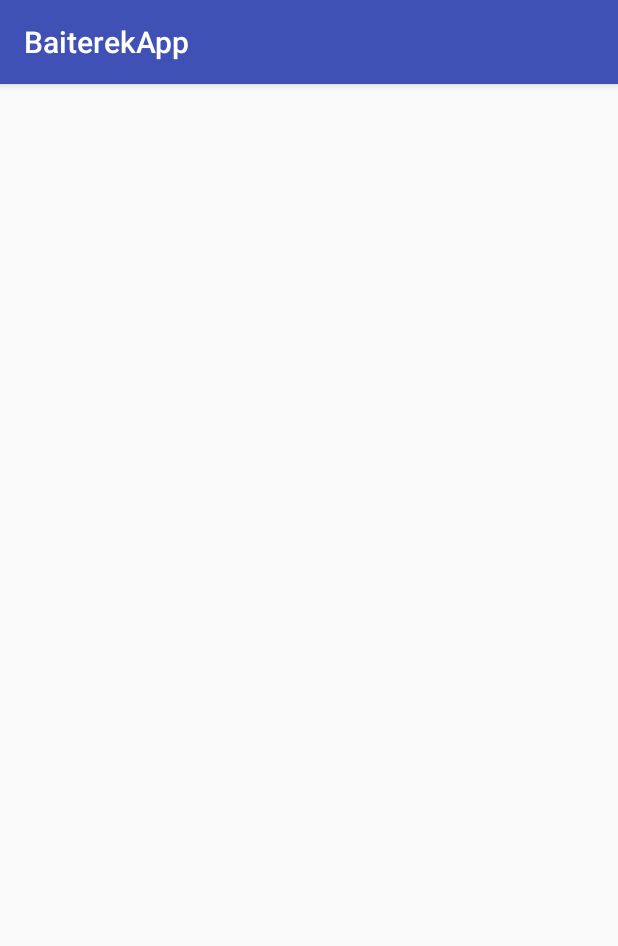
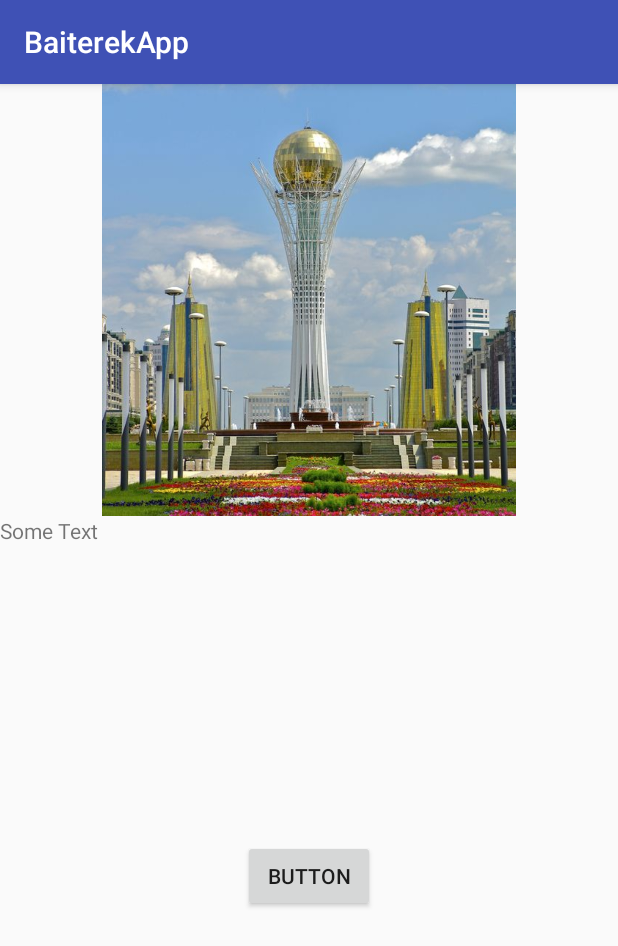
Before and after one commit to strigePC/baiterek-app, an Android app: the DescriptionActivity screen opened directly, with no data from a screen before it, on a phone screen of 412 x 824 dp. Shown: the top 946 px of the screen. Run offline under Robolectric (Android 15) with nearby library versions, the phone set to English and light mode, and no system bars.

Commit message:
Update Description Activity Fix bug with 'No static method getFont'

```diff
--- /dev/null
+++ b/app/src/main/java/com/example/strig/baiterekapp/GalleryFragment.java
@@ -0,0 +1,37 @@
+package com.example.strig.baiterekapp;
+
+
+import android.os.Bundle;
+import android.support.v4.app.Fragment;
+import android.view.LayoutInflater;
+import android.view.View;
+import android.view.ViewGroup;
+import android.widget.ImageView;
+
+public class GalleryFragment extends Fragment {
+
+    ImageView image;
+
+    public GalleryFragment() {
+        // Required empty public constructor
+    }
+
+
+    @Override
+    public View onCreateView(LayoutInflater inflater, ViewGroup container,
+                             Bundle savedInstanceState) {
+        return inflater.inflate(R.layout.fragment_gallery, container, false);
+    }
+
+    @Override
+    public void onStart() {
+        super.onStart();
+
+        View view = getView();
+        if (view != null) {
+            image = view.findViewById(R.id.gallery_image);
+
+            image.setImageResource(R.drawable.baiterek1);
+        }
+    }
+}
--- a/app/src/main/res/layout/activity_description.xml
+++ b/app/src/main/res/layout/activity_description.xml
@@ -1,8 +1,31 @@
 <?xml version="1.0" encoding="utf-8"?>
-<android.support.constraint.ConstraintLayout xmlns:android="http://schemas.android.com/apk/res/android"
+<LinearLayout xmlns:android="http://schemas.android.com/apk/res/android"
     xmlns:tools="http://schemas.android.com/tools"
     android:layout_width="match_parent"
     android:layout_height="match_parent"
-    tools:context=".DescriptionActivity">
+    tools:context=".DescriptionActivity"
+    android:orientation="vertical"
+    android:weightSum="10">
 
-</android.support.constraint.ConstraintLayout>
+    <fragment
+        android:id="@+id/gallery"
+        android:name="com.example.strig.baiterekapp.GalleryFragment"
+        android:layout_width="match_parent"
+        android:layout_height="0dp"
+        android:layout_weight="4"/>
+
+    <TextView
+        android:layout_width="match_parent"
+        android:layout_height="0dp"
+        android:layout_weight="3"
+        android:text="Some Text"/>
+
+    <Button
+        android:layout_width="wrap_content"
+        android:layout_height="wrap_content"
+        android:text="Button"
+        android:layout_gravity="center"/>
+
+
+
+</LinearLayout>
--- a/app/src/main/res/layout/activity_main.xml
+++ b/app/src/main/res/layout/activity_main.xml
@@ -35,8 +35,7 @@
         android:textColor="@color/lightGrey"
         android:text="@string/tap_anywhere_to_start"
         android:textSize="24sp"
-        android:layout_centerHorizontal="true"
-        />
+        android:layout_centerHorizontal="true" />
 
 
     <ImageView
--- /dev/null
+++ b/app/src/main/res/layout/fragment_gallery.xml
@@ -0,0 +1,13 @@
+<?xml version="1.0" encoding="utf-8"?>
+<FrameLayout xmlns:android="http://schemas.android.com/apk/res/android"
+    xmlns:tools="http://schemas.android.com/tools"
+    android:layout_width="match_parent"
+    android:layout_height="match_parent"
+    tools:context=".GalleryFragment">
+
+    <ImageView
+        android:id="@+id/gallery_image"
+        android:layout_width="match_parent"
+        android:layout_height="match_parent" />
+
+</FrameLayout>
--- a/app/src/main/res/values/strings.xml
+++ b/app/src/main/res/values/strings.xml
@@ -3,4 +3,7 @@
     <string name="welcome_to">Welcome to</string>
     <string name="tap_anywhere_to_start">Tap anywhere to start…</string>
     <string name="title_activity_maps">Map</string>
+
+    <!-- TODO: Remove or change this placeholder text -->
+    <string name="hello_blank_fragment">Hello blank fragment</string>
 </resources>
```
Also changed, not shown: app/build.gradle (+7 -5 lines), app/src/main/AndroidManifest.xml (+0 -26 lines).
